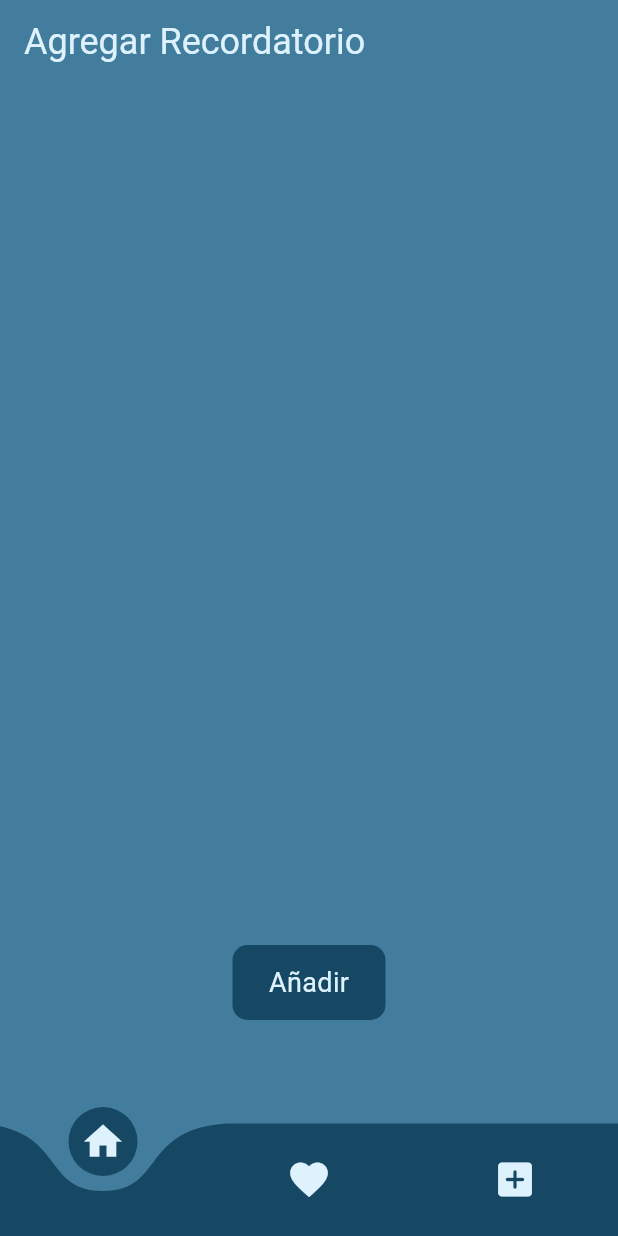
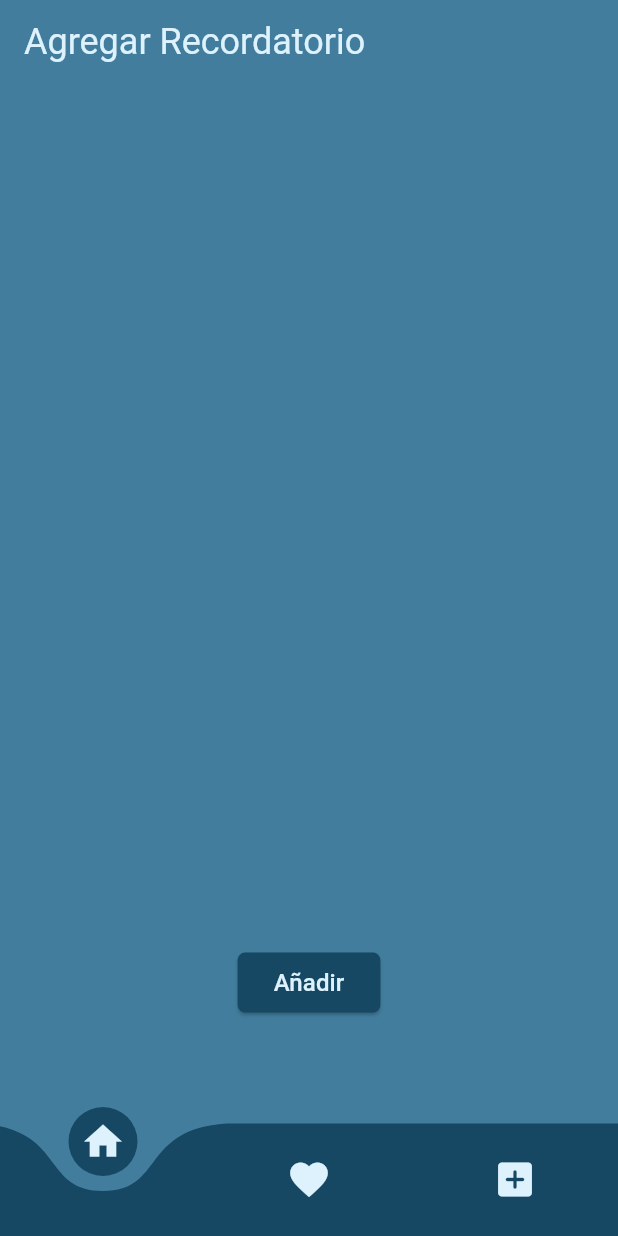
Before and after one commit to Corro-Kun/Remember.App, a Flutter app: the screen it shows after launch, swiped to page 3, on a phone screen of 412 x 824 dp. Run offline on Flutter 3.47's test engine with Material 3 defaults, Android fonts, the phone set to English and light mode, and no system bars; drawn by our look-alikes of curved_navigation_bar; our stand-ins replace image_picker, sqflite; accounts and stored records are empty.

Commit message:
Fixed trouble

```diff
--- a/lib/screens/add.dart
+++ b/lib/screens/add.dart
@@ -67,13 +67,9 @@ class _addState extends State<add> {
             height: 50,
             width: 50,
             margin: const EdgeInsets.only(top: 20, left: 155, right: 155),
-            decoration: BoxDecoration(
-              color: AppColors.primaryColor,
-              borderRadius: BorderRadius.circular(10),
-            ),
             alignment: Alignment.center,
-            child: GestureDetector(
-              onTap: () async {
+            child: ElevatedButton(
+              onPressed: () async {
                 final Refresh = await Navigator.push(
                   context,
                   MaterialPageRoute(builder: (context) => const AddSection()),
@@ -86,15 +82,23 @@ class _addState extends State<add> {
                   });
                 }
               },
+              style: ElevatedButton.styleFrom(
+                primary: AppColors.primaryColor,
+                shape: const RoundedRectangleBorder(
+                  borderRadius: BorderRadius.all(
+                    Radius.circular(5),
+                  ),
+                ),
+              ),
               child: const Text(
                 "Añadir",
                 style: TextStyle(
                   color: AppColors.primaryTextColor,
-                  fontSize: 18,
+                  fontSize: 16,
                 ),
               ),
             ),
-          )
+          ),
         ],
       ),
     );
```
Also changed, not shown: lib/screens/addSection.dart (+41 -5 lines), lib/screens/card.dart (+16 -4 lines), lib/screens/form.dart (+7 -6 lines), lib/screens/home.dart (+12 -8 lines), lib/widgets/editor.dart (+17 -2 lines), lib/assets/Add.png (added), 1 other file.
